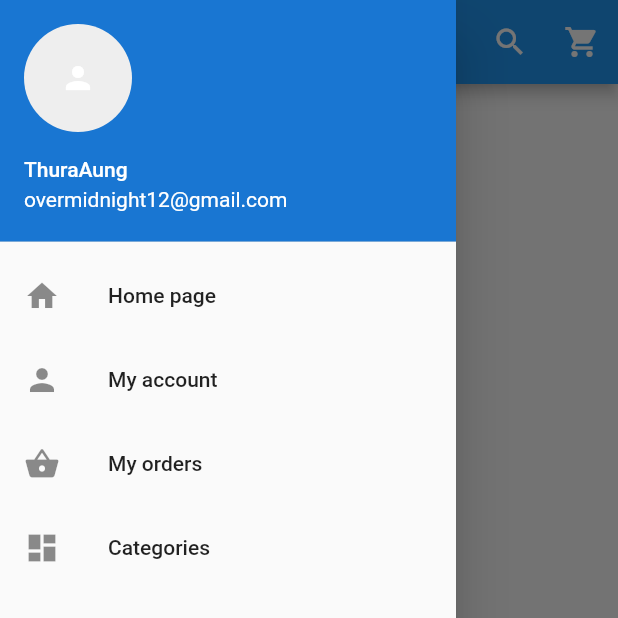
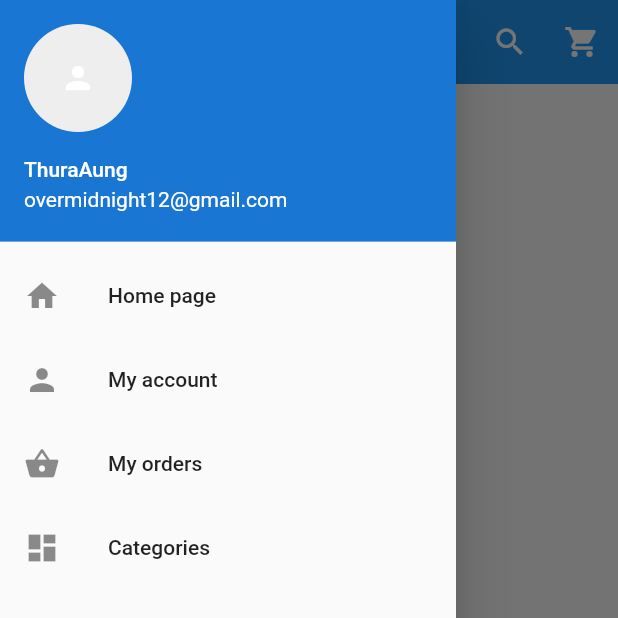
Before and after one commit to zinmyoswe/Flutter-Ecommerce-App, a Flutter app: the screen it shows after launch, with the side drawer open, on a phone screen of 412 x 824 dp, the top half of it. Run offline on Flutter 3.47's test engine with Material 2 defaults, Android fonts, the phone set to English and light mode, and no system bars; our stand-ins replace carousel_pro.

Commit message:
my changes

```diff
--- a/lib/main.dart
+++ b/lib/main.dart
@@ -1,4 +1,5 @@
 import 'package:flutter/material.dart';
+import 'package:carousel_pro/carousel_pro.dart';
 
 void main(){
   runApp(
@@ -17,8 +18,12 @@ class HomePage extends StatefulWidget {
 class _HomePageState extends State<HomePage> {
   @override
   Widget build(BuildContext context) {
+    Widget image_carousel = new Container(
+
+    );
     return Scaffold(
       appBar: new AppBar(
+        elevation: 0.1,
         backgroundColor: Colors.blue,
         title: Text('ActiveShop'),
         actions: <Widget>[
```
Also changed, not shown: pubspec.yaml (+7 -0 lines), images/a.jpg (added), images/b.jpg (added), pubspec.lock.
